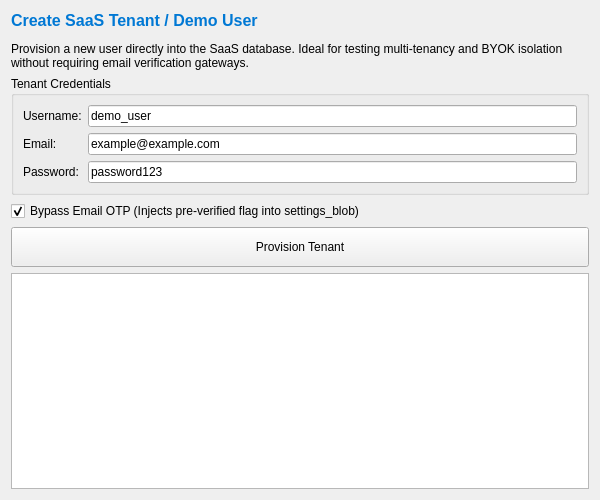
Arean82/Synora_Studio, file companion_operation/ui_assets/create_tenant.ui: the form before one commit.
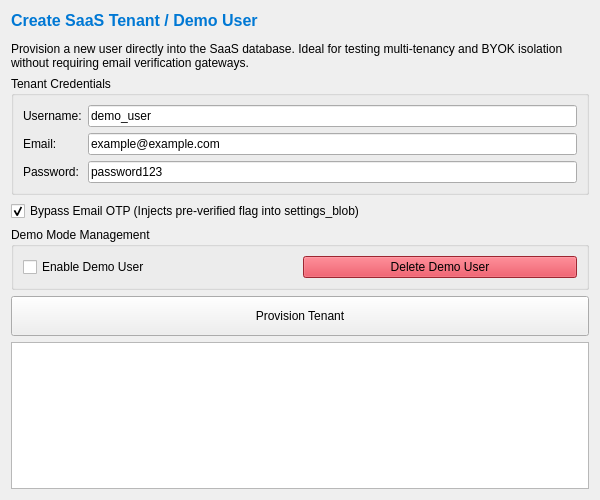
The form after the commit.

The edit to the form file:
```diff
--- a/companion_operation/ui_assets/create_tenant.ui
+++ b/companion_operation/ui_assets/create_tenant.ui
@@ -85,6 +85,35 @@
      </property>
     </widget>
    </item>
+   <item>
+    <widget class="QGroupBox" name="groupBoxDemo">
+     <property name="title">
+      <string>Demo Mode Management</string>
+     </property>
+     <layout class="QHBoxLayout" name="horizontalLayout">
+      <item>
+       <widget class="QCheckBox" name="checkEnableDemo">
+        <property name="text">
+         <string>Enable Demo User</string>
+        </property>
+       </widget>
+      </item>
+      <item>
+       <widget class="QPushButton" name="btnDeleteDemo">
+        <property name="text">
+         <string>Delete Demo User</string>
+        </property>
+        <property name="visible">
+         <bool>false</bool>
+        </property>
+        <property name="styleSheet">
+         <string>background-color: #dc3545;</string>
+        </property>
+       </widget>
+      </item>
+     </layout>
+    </widget>
+   </item>
    <item>
     <widget class="QPushButton" name="btn_create">
      <property name="text">
```
